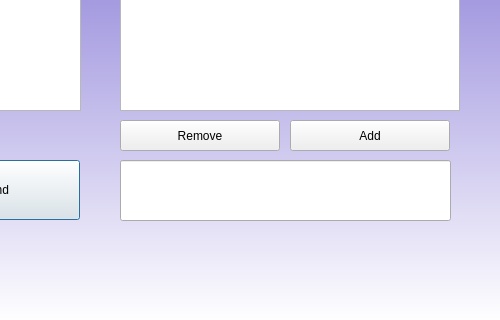
First picture: the form in UI/menu_page.ui, repository Ag0r9/SK-GG-type-communicator, before the edit; both pictures show x 700 to 1200 and y 480 to 800 of the 1200 by 800 pixel window.
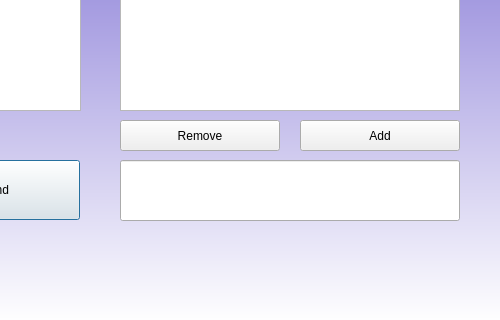
Second picture: the form after the edit.

Commit message: window size correction :fire:

```diff
--- a/UI/menu_page.ui
+++ b/UI/menu_page.ui
@@ -51,7 +51,7 @@
    <widget class="QPushButton" name="add_friend_button">
     <property name="geometry">
      <rect>
-      <x>990</x>
+      <x>1000</x>
       <y>600</y>
       <width>160</width>
       <height>31</height>
@@ -66,7 +66,7 @@
      <rect>
       <x>820</x>
       <y>640</y>
-      <width>331</width>
+      <width>340</width>
       <height>61</height>
      </rect>
     </property>
```
